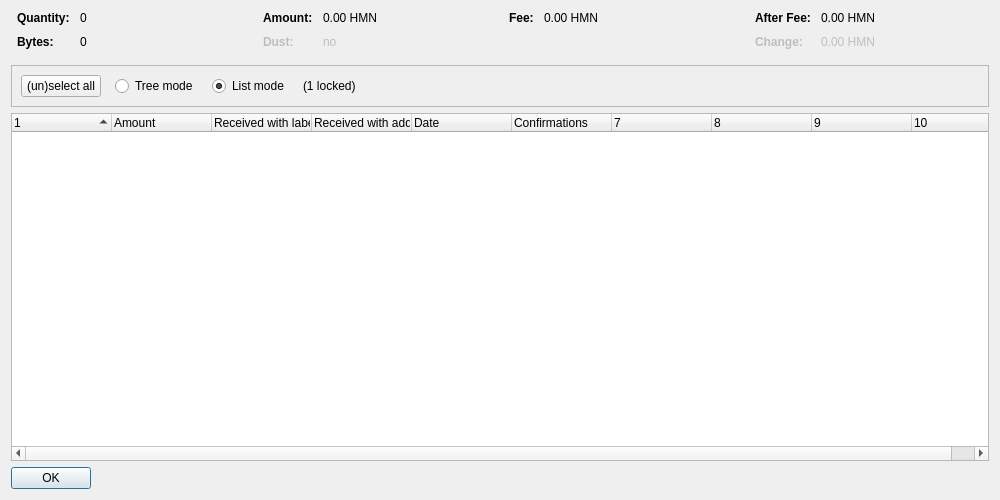
Qt form src/qt/forms/coincontroldialog.ui (hmn-dev/hostmasternode) before a commit.
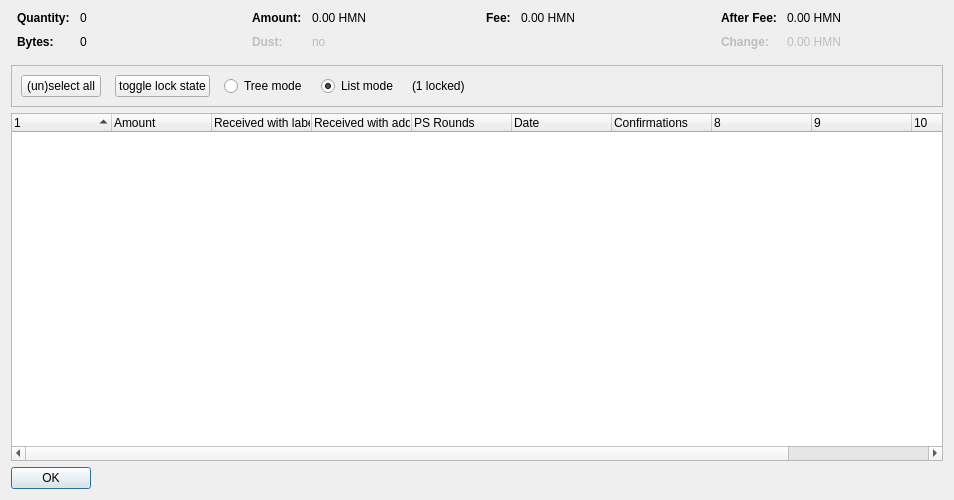
The same form after that commit. Custom widgets are drawn as their Qt base class.

What changed in the file:
```diff
--- a/src/qt/forms/coincontroldialog.ui
+++ b/src/qt/forms/coincontroldialog.ui
@@ -6,7 +6,7 @@
    <rect>
     <x>0</x>
     <y>0</y>
-    <width>1000</width>
+    <width>954</width>
     <height>500</height>
    </rect>
   </property>
@@ -319,7 +319,7 @@
      </property>
      <layout class="QHBoxLayout" name="horizontalLayout">
       <item>
-       <layout class="QHBoxLayout" name="horizontalLayoutPanel" stretch="0,0,0,0,0">
+       <layout class="QHBoxLayout" name="horizontalLayoutPanel" stretch="0,0,0,0,0,0">
         <property name="spacing">
          <number>14</number>
         </property>
@@ -339,6 +339,22 @@
           </property>
          </widget>
         </item>
+        <item>
+         <widget class="QPushButton" name="pushButtonToggleLock">
+          <property name="sizePolicy">
+           <sizepolicy hsizetype="Maximum" vsizetype="Fixed">
+            <horstretch>0</horstretch>
+            <verstretch>0</verstretch>
+           </sizepolicy>
+          </property>
+          <property name="text">
+           <string>toggle lock state</string>
+          </property>
+          <property name="autoDefault">
+           <bool>false</bool>
+          </property>
+         </widget>
+        </item>
         <item>
          <widget class="QRadioButton" name="radioTreeMode">
           <property name="sizePolicy">
@@ -402,7 +418,7 @@
       <bool>false</bool>
      </property>
      <property name="columnCount">
-      <number>10</number>
+      <number>11</number>
      </property>
      <attribute name="headerShowSortIndicator" stdset="0">
       <bool>true</bool>
@@ -430,6 +446,11 @@
        <string>Received with address</string>
       </property>
      </column>
+     <column>
+      <property name="text">
+       <string>PS Rounds</string>
+      </property>
+     </column>
      <column>
       <property name="text">
        <string>Date</string>
```
Left out of the diff: 2 changed lines with no effect on the pictures.
